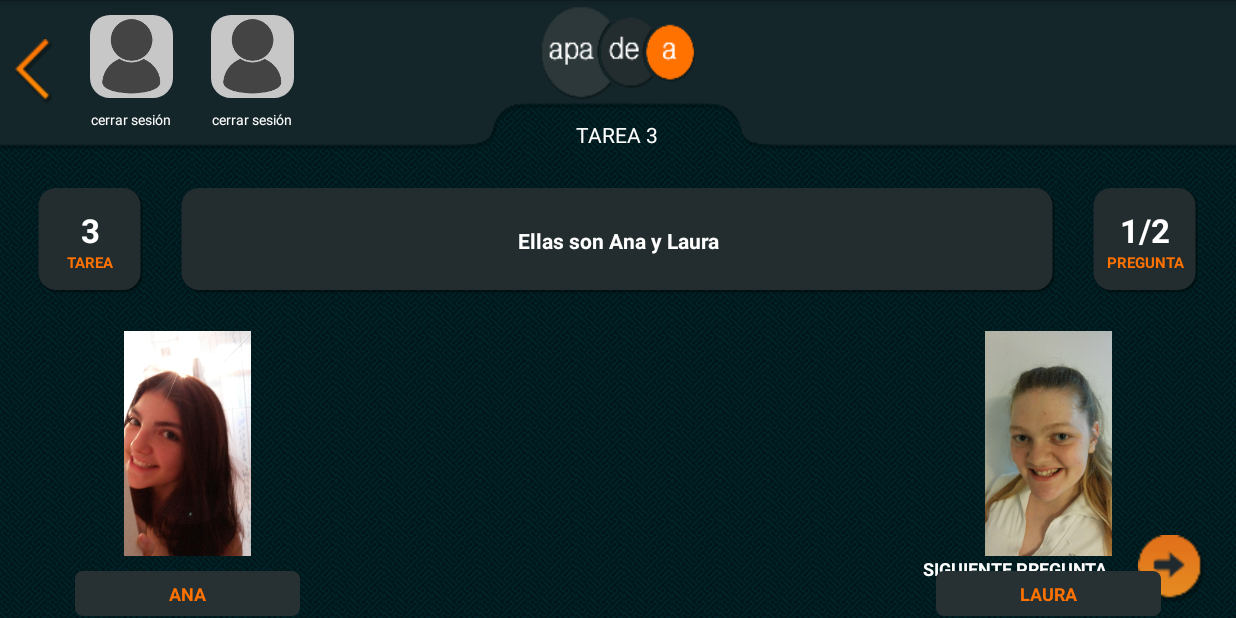
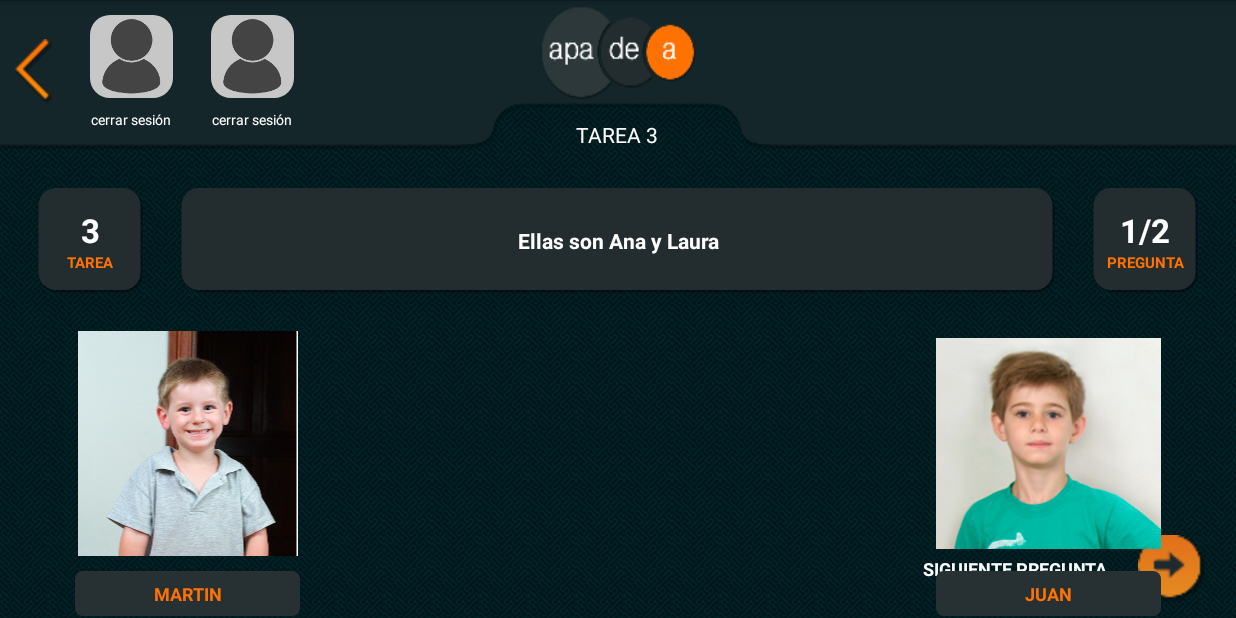
Before and after one commit to ProyectoDane/Habilmente, an Android app: the ThirdLevelActivity screen opened directly, with no data from a screen before it, on a phone screen of 824 x 412 dp (held sideways). Run offline under Robolectric (Android 15) with nearby library versions, the phone set to English and light mode, and no system bars; pictures from the network do not load; 6 statements that could not run were skipped.

Commit message:
Bug fixing. Se cambiaron algunos recursos visuales y se arreglaron varios mensajes que no estaban en mayusculas.

```diff
--- a/app/src/main/java/com/belatrix/apadea/ThirdLevelActivity.java
+++ b/app/src/main/java/com/belatrix/apadea/ThirdLevelActivity.java
@@ -101,7 +101,7 @@ public class ThirdLevelActivity extends Activity implements ScoreDialogListener.
                     mQuestionNumber = 1;
                     mQuestionNumberTextView.setText(String.format("%d/2",mQuestionNumber));
 
-                    mQuestionTextView.setText(getResources().getString(R.string.thirdLevelFirstQuestion));
+                    mQuestionTextView.setText(getResources().getString(R.string.thirdLevelFirstQuestion).toUpperCase());
 
                     mCenterAnswerRelativeLayout.setVisibility(View.INVISIBLE);
                     mCenterImageView.setVisibility(View.INVISIBLE);
--- a/app/src/main/res/layout-sw720dp/activity_third_level_question.xml
+++ b/app/src/main/res/layout-sw720dp/activity_third_level_question.xml
@@ -228,7 +228,7 @@
         android:layout_margin="20dp"
         android:id="@+id/centerImageView"
         android:contentDescription="@string/content_description"
-        android:src="@drawable/ana_y_laura"
+        android:src="@drawable/martin_y_juan_caja"
         android:layout_centerHorizontal="true"
         android:layout_below="@+id/questionRelativeLayout"
         android:visibility="invisible" />
@@ -343,7 +343,7 @@
         android:layout_width="200dp"
         android:layout_height="200dp"
         android:id="@+id/leftImageView"
-        android:src="@drawable/ana"
+        android:src="@drawable/martin"
         android:contentDescription="@string/content_description"
         android:layout_below="@+id/firstLevelRelativeLayout"
         android:layout_marginBottom="20dp"
@@ -363,7 +363,7 @@
         <TextView
             android:layout_width="wrap_content"
             android:layout_height="wrap_content"
-            android:text="ANA"
+            android:text="@string/martin"
             android:gravity="center"
             android:textSize="15sp"
             android:textColor="@color/orange_text"
@@ -386,7 +386,7 @@
         android:layout_width="200dp"
         android:layout_height="200dp"
         android:id="@+id/rightImageView"
-        android:src="@drawable/laura"
+        android:src="@drawable/juan"
         android:contentDescription="@string/content_description"
         android:layout_below="@+id/totalQuestionsRelativeLayout"
         android:layout_alignParentRight="true"
@@ -408,7 +408,7 @@
         <TextView
             android:layout_width="wrap_content"
             android:layout_height="wrap_content"
-            android:text="LAURA"
+            android:text="@string/juan"
             android:gravity="center"
             android:textSize="15sp"
             android:textColor="@color/orange_text"
--- a/app/src/main/res/layout/activity_fourth_level.xml
+++ b/app/src/main/res/layout/activity_fourth_level.xml
@@ -216,7 +216,7 @@
             android:layout_toLeftOf="@+id/centerImageView"
             android:contentDescription="@string/content_description"
             android:scaleType="fitCenter"
-            android:src="@drawable/laura"/>
+            android:src="@drawable/ana"/>
 
         <RelativeLayout
             android:id="@+id/leftImageLayout"
@@ -249,7 +249,7 @@
             android:layout_margin="20dp"
             android:layout_toRightOf="@id/centerImageView"
             android:contentDescription="@string/content_description"
-            android:src="@drawable/ana"/>
+            android:src="@drawable/laura"/>
 
         <RelativeLayout
             android:id="@+id/rightImageLayout"
--- a/app/src/main/res/layout/activity_third_level_question.xml
+++ b/app/src/main/res/layout/activity_third_level_question.xml
@@ -206,7 +206,7 @@
         android:layout_height="150dp"
         android:layout_margin="20dp"
         android:id="@+id/centerImageView"
-        android:src="@drawable/ana_y_laura"
+        android:src="@drawable/martin_y_juan_caja"
         android:layout_centerHorizontal="true"
         android:layout_below="@+id/questionRelativeLayout"
         android:visibility="invisible" />
@@ -333,7 +333,7 @@
         android:layout_width="150dp"
         android:layout_height="150dp"
         android:id="@+id/leftImageView"
-        android:src="@drawable/ana"
+        android:src="@drawable/martin"
         android:contentDescription="@string/content_description"
         android:layout_below="@+id/firstLevelRelativeLayout"
         android:layout_marginBottom="10dp"
@@ -352,7 +352,7 @@
         <TextView
             android:layout_width="wrap_content"
             android:layout_height="wrap_content"
-            android:text="ANA"
+            android:text="@string/martin"
             android:gravity="center"
             android:textSize="12sp"
             android:textColor="@color/orange_text"
@@ -366,7 +366,7 @@
         android:layout_width="150dp"
         android:layout_height="150dp"
         android:id="@+id/rightImageView"
-        android:src="@drawable/laura"
+        android:src="@drawable/juan"
         android:contentDescription="@string/content_description"
         android:layout_below="@+id/totalQuestionsRelativeLayout"
         android:layout_alignParentEnd="true"
@@ -387,7 +387,7 @@
         <TextView
             android:layout_width="wrap_content"
             android:layout_height="wrap_content"
-            android:text="LAURA"
+            android:text="@string/juan"
             android:gravity="center"
             android:textSize="12sp"
             android:textColor="@color/orange_text"
--- a/build.gradle
+++ b/build.gradle
@@ -5,7 +5,7 @@ buildscript {
         jcenter()
     }
     dependencies {
-        classpath 'com.android.tools.build:gradle:1.5.0'
+        classpath 'com.android.tools.build:gradle:2.1.0'
 
         // NOTE: Do not place your application dependencies here; they belong
         // in the individual module build.gradle files
```
Also changed, not shown: app/src/main/assets/datos.json (+8 -8 lines), app/src/main/java/com/belatrix/apadea/FourthLevelActivity.java (+4 -4 lines), app/src/main/java/com/belatrix/apadea/QuestionActivity.java (+12 -4 lines), app/src/main/res/layout-sw720dp/activity_fourth_level.xml (+4 -4 lines), app/src/main/res/values/strings.xml (+37 -35 lines), app/src/main/res/drawable-xxhdpi/juan.png (added), app/src/main/res/drawable-xxhdpi/maria.png, app/src/main/res/drawable-xxhdpi/martin.png (added), app/src/main/res/drawable-xxhdpi/martin_y_juan_caja.png (added), app/src/main/res/drawable-xxhdpi/pablo.jpg (deleted), app/src/main/res/drawable-xxhdpi/pablo.png (added), 2 other files.
